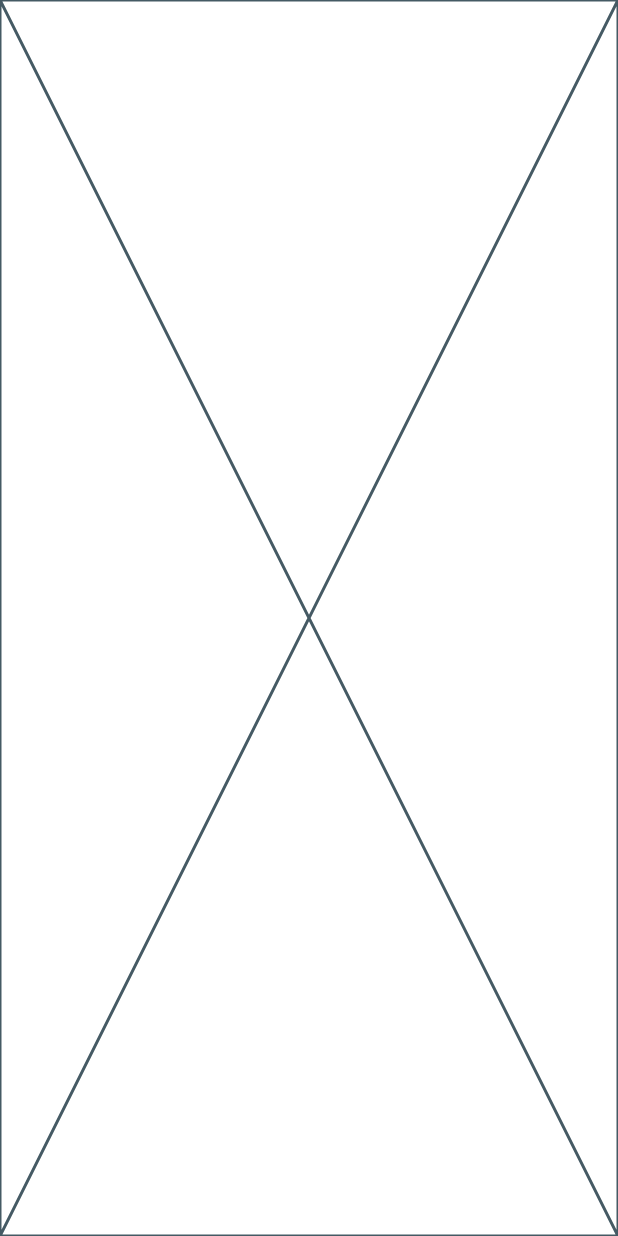
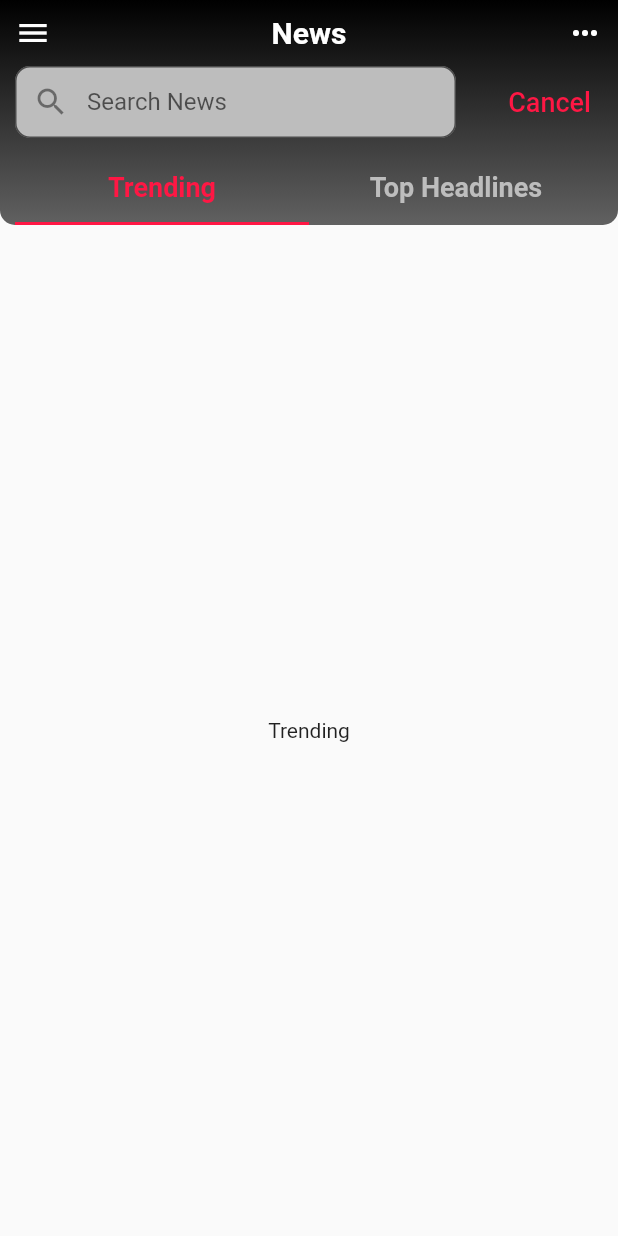
Before and after one commit to Tushar1805/news_app, a Flutter app: the screen it shows after launch, on a phone screen of 412 x 824 dp. Run offline on Flutter 3.47's test engine with Material 2 defaults, Android fonts, the phone set to English and light mode, and no system bars; Roboto replaces fonts that are missing (Futura, Raleway).

Commit message:
Basic UI for the app is ready

```diff
--- a/lib/Data/news_model.dart
+++ b/lib/Data/news_model.dart
@@ -10,9 +10,9 @@ News newsFromJson(String str) => News.fromJson(json.decode(str));
 String newsToJson(News data) => json.encode(data.toJson());
 
 class News {
-  final String status;
-  final int totalResults;
-  final List<Article> articles;
+  String status;
+  int totalResults;
+  List<Article> articles;
 
   News({
     @required this.status,
@@ -35,14 +35,14 @@ class News {
 }
 
 class Article {
-  final Source source;
-  final String author;
-  final String title;
-  final String description;
-  final String url;
-  final String urlToImage;
-  final DateTime publishedAt;
-  final String content;
+  Source source;
+  String author;
+  String title;
+  String description;
+  String url;
+  String urlToImage;
+  DateTime publishedAt;
+  String content;
 
   Article({
     @required this.source,
@@ -79,8 +79,8 @@ class Article {
 }
 
 class Source {
-  final String id;
-  final String name;
+  String id;
+  String name;
 
   Source({
     @required this.id,
--- /dev/null
+++ b/lib/Screens/trending.dart
@@ -0,0 +1,19 @@
+import 'package:flutter/material.dart';
+
+class Trending extends StatefulWidget {
+  const Trending({Key key}) : super(key: key);
+
+  @override
+  State<Trending> createState() => _TrendingState();
+}
+
+class _TrendingState extends State<Trending> {
+  @override
+  Widget build(BuildContext context) {
+    return Container(
+      child: Center(
+        child: Text("Trending"),
+      ),
+    );
+  }
+}
--- /dev/null
+++ b/lib/Widgets/app_bar.dart
@@ -0,0 +1,48 @@
+import 'package:flutter/material.dart';
+import 'package:news_app/Widgets/search_bar.dart';
+import 'package:news_app/Widgets/tab_navigation.dart';
+import 'package:news_app/Widgets/utlits.dart';
+
+PreferredSize appBar(
+    BuildContext context, TextEditingController searchController) {
+  return PreferredSize(
+      preferredSize: Size.fromHeight(150),
+      child: Container(
+        padding: EdgeInsets.fromLTRB(10, 10, 10, 0),
+        decoration: boxDecoration(),
+        child: SafeArea(
+          child: Column(
+            children: [
+              topBar(),
+              SizedBox(
+                height: 10,
+              ),
+              searchBar(),
+              SizedBox(
+                height: 10,
+              ),
+              tabNav()
+            ],
+          ),
+        ),
+      ));
+}
+
+Widget topBar() {
+  return Row(
+    mainAxisAlignment: MainAxisAlignment.spaceBetween,
+    children: [
+      Icon(
+        Icons.menu,
+        color: Colors.white,
+      ),
+      Text("News",
+          style: TextStyle(
+              fontSize: 20, color: Colors.white, fontWeight: FontWeight.bold)),
+      Icon(
+        Icons.more_horiz,
+        color: Colors.white,
+      )
+    ],
+  );
+}
--- a/lib/main.dart
+++ b/lib/main.dart
@@ -1,4 +1,7 @@
 import 'package:flutter/material.dart';
+import 'package:news_app/Screens/top_headlines.dart';
+import 'package:news_app/Screens/trending.dart';
+import 'package:news_app/Widgets/app_bar.dart';
 
 void main() {
   runApp(MyApp());
@@ -12,7 +15,8 @@ class MyApp extends StatelessWidget {
       title: 'News App',
       debugShowCheckedModeBanner: false,
       theme: ThemeData(
-        primarySwatch: Colors.blue,
+        fontFamily: 'Futura',
+        primarySwatch: Colors.grey,
       ),
       home: HomePage(),
     );
@@ -27,8 +31,17 @@ class HomePage extends StatefulWidget {
 }
 
 class _HomePageState extends State<HomePage> {
+  TextEditingController searchController;
   @override
   Widget build(BuildContext context) {
-    return const Placeholder();
+    return DefaultTabController(
+        length: 2, // length
+        child: Scaffold(
+          appBar: appBar(context, searchController),
+          body: TabBarView(children: [
+            Trending(),
+            TopHeadlines(),
+          ]),
+        ));
   }
 }
--- a/pubspec.yaml
+++ b/pubspec.yaml
@@ -18,7 +18,7 @@ publish_to: "none" # Remove this line if you wish to publish to pub.dev
 version: 1.0.0+1
 
 environment:
-  sdk: ">=2.12.0 <3.0.0"
+  sdk: ">=2.11.0 <3.0.0"
 
 dependencies:
   flutter:
@@ -27,6 +27,8 @@ dependencies:
   # The following adds the Cupertino Icons font to your application.
   # Use with the CupertinoIcons class for iOS style icons.
   cupertino_icons: ^1.0.2
+  http: ^0.13.3
+  provider: ^6.1.1
 
 dev_dependencies:
   flutter_test:
```
Also changed, not shown: lib/Screens/top_headlines.dart (added, +15 -0 lines), lib/Service/api_service.dart (added, +33 -0 lines), lib/Widgets/search_bar.dart (added, +37 -0 lines), lib/Widgets/tab_navigation.dart (added, +17 -0 lines), lib/Widgets/utlits.dart (added, +16 -0 lines), pubspec.lock.
